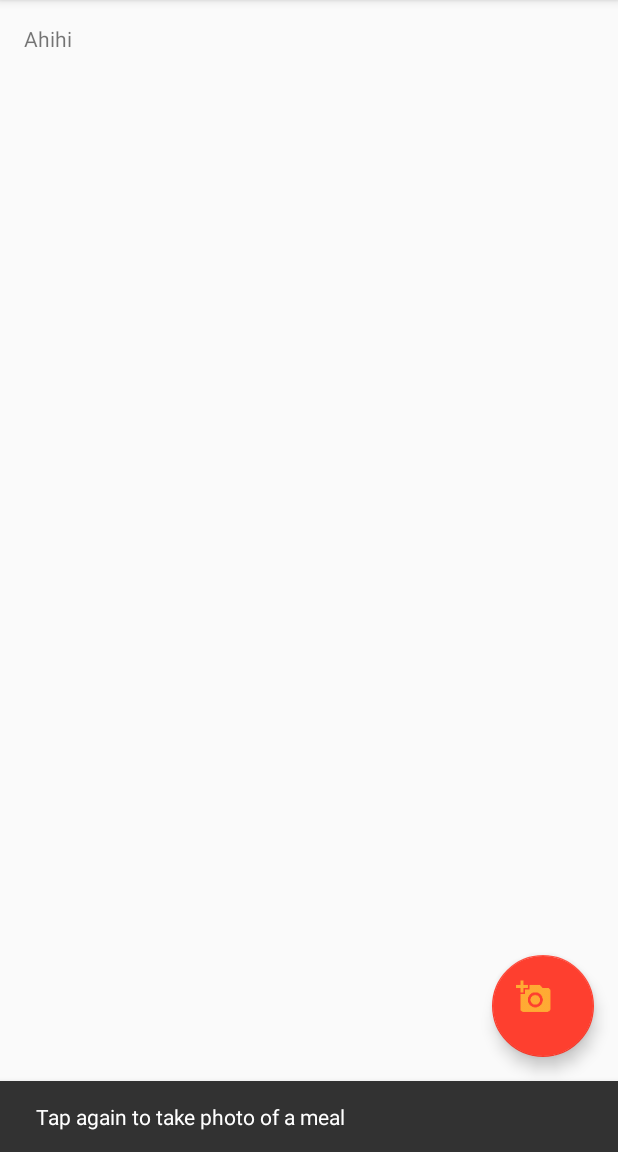
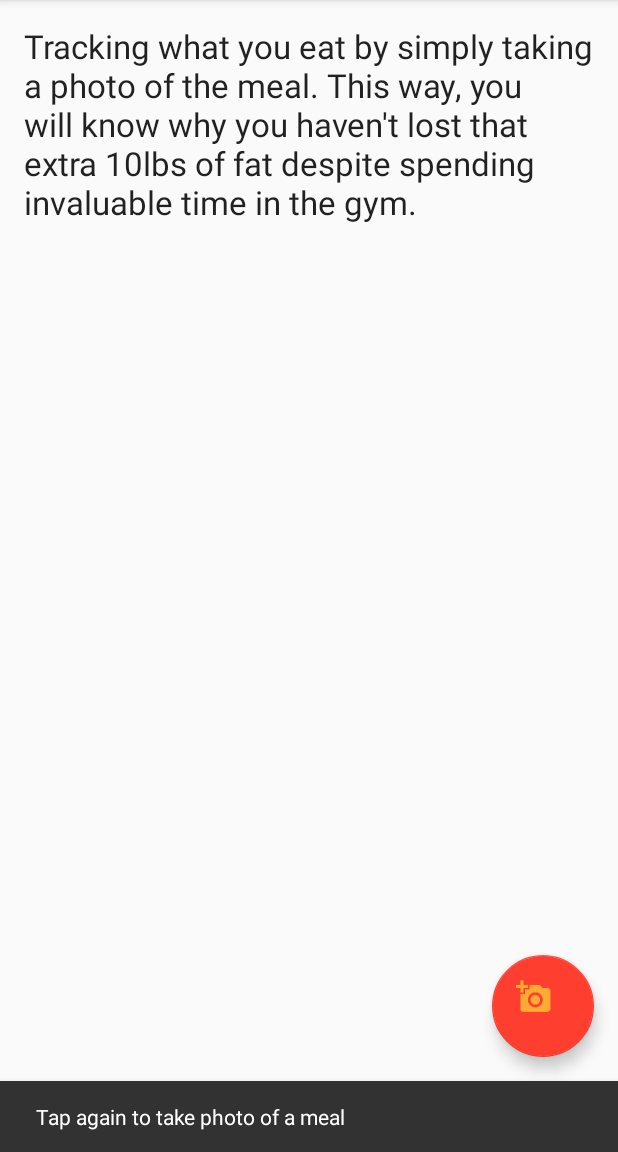
Before and after one commit to pdtran3k6/MealTracker, an Android app: the screen it shows after launch (MainActivity), after a tap on an icon or button, on a phone screen of 412 x 824 dp, the part 84-1236 px from its top. Run offline under Robolectric (Android 15) with nearby library versions, the phone set to English and light mode, and no system bars.

Commit message:
Changed app's description

```diff
--- a/app/src/main/res/layout/content_main.xml
+++ b/app/src/main/res/layout/content_main.xml
@@ -16,5 +16,6 @@
     <TextView
         android:layout_width="wrap_content"
         android:layout_height="wrap_content"
-        android:text="Ahihi" />
+        android:text="@string/app_description"
+        android:textAppearance="@style/TextAppearance.AppCompat.Large" />
 </RelativeLayout>
```
